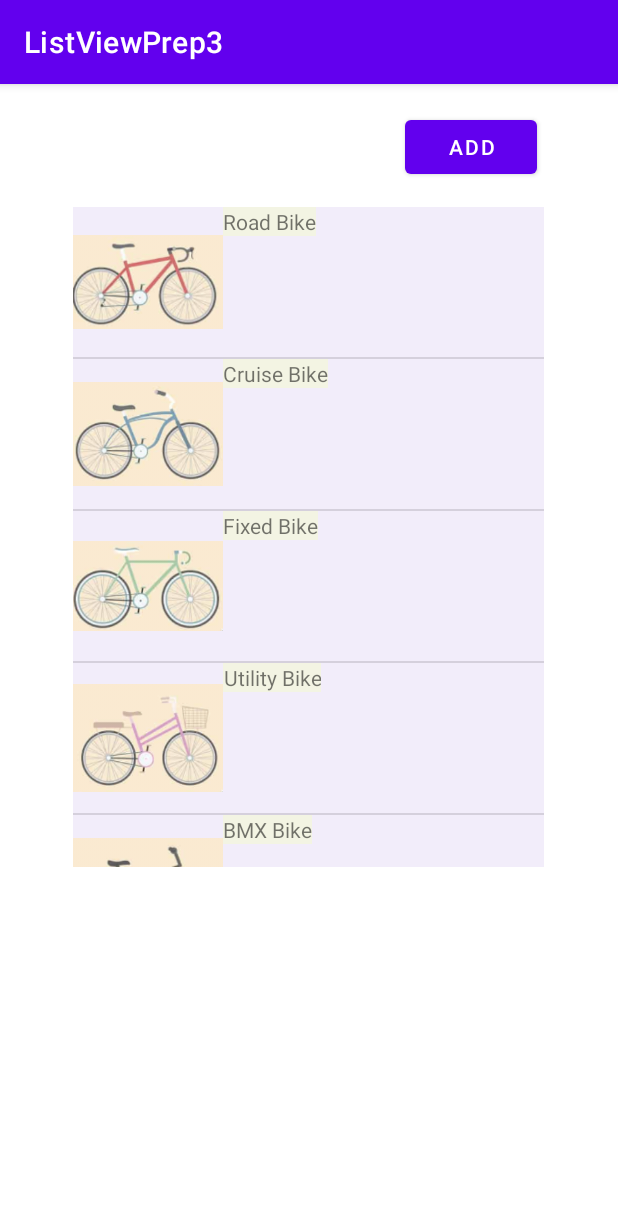
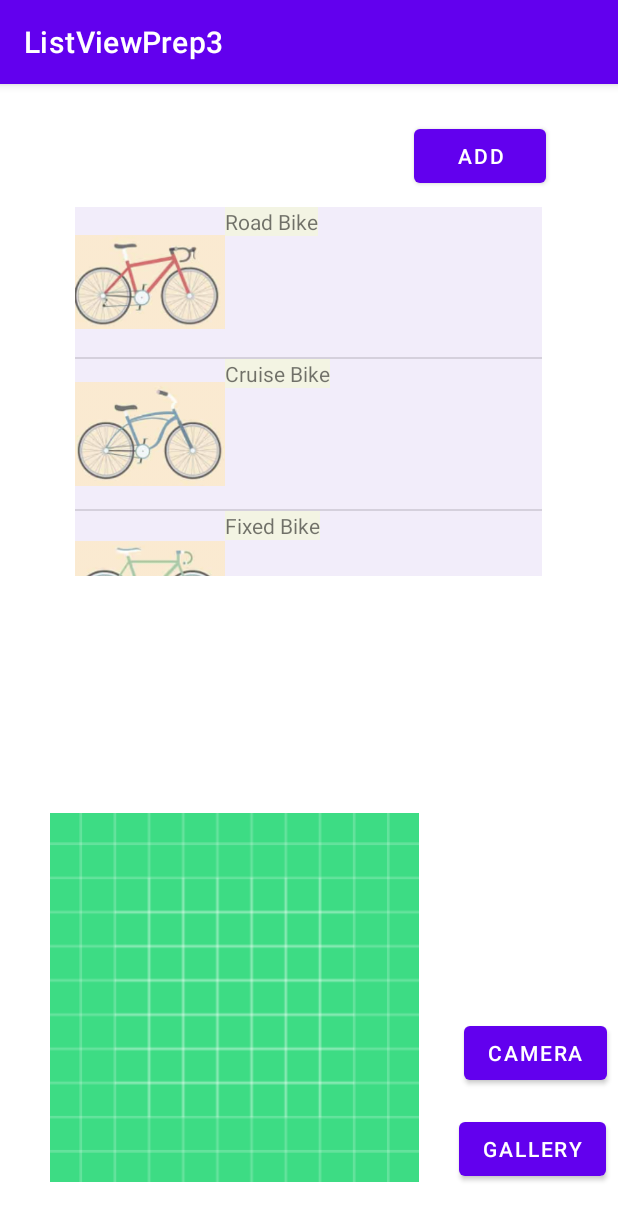
Before and after one commit to joneikholmkea/ListViewPrep3, an Android app: the screen it shows after launch (MainActivity), on a phone screen of 412 x 824 dp. Shown: the top 1221 px of the screen. Run offline under Robolectric (Android 15) with nearby library versions, the phone set to English and light mode, and no system bars; our stand-ins replace Firebase (no records; nobody signed in at launch, a user with empty details on screens opened directly).

Commit message:
capture image + upload to firebase storage

```diff
--- a/app/src/main/java/com/example/listviewprep3/MainActivity.java
+++ b/app/src/main/java/com/example/listviewprep3/MainActivity.java
@@ -1,22 +1,34 @@
 package com.example.listviewprep3;
 
+import static android.content.Intent.ACTION_PICK;
+
+import androidx.activity.result.ActivityResultLauncher;
+import androidx.activity.result.contract.ActivityResultContracts;
+import androidx.annotation.NonNull;
+import androidx.annotation.Nullable;
 import androidx.appcompat.app.AppCompatActivity;
+import androidx.core.app.ActivityCompat;
 
+import android.Manifest;
+import android.app.Activity;
 import android.content.Intent;
+import android.content.pm.PackageManager;
+import android.graphics.Bitmap;
+import android.graphics.drawable.BitmapDrawable;
 import android.os.Bundle;
-import android.widget.Adapter;
+import android.provider.MediaStore;
+import android.view.View;
 import android.widget.ArrayAdapter;
-import android.widget.BaseAdapter;
 import android.widget.ImageView;
-import android.widget.LinearLayout;
 import android.widget.ListView;
 import android.widget.TextView;
 
 import com.example.listviewprep3.adapter.MyAdapter;
 import com.example.listviewprep3.model.Item;
+import com.example.listviewprep3.repo.FirebaseService;
 
+import java.io.ByteArrayOutputStream;
 import java.util.ArrayList;
-import java.util.Arrays;
 import java.util.List;
 
 public class MainActivity extends AppCompatActivity {
@@ -25,11 +37,17 @@ public class MainActivity extends AppCompatActivity {
     private List<Item> names = new ArrayList();
     private ArrayAdapter<String> adapter;
     private MyAdapter myAdapter;
-
+    private FirebaseService fs;
+    private ActivityResultLauncher<Intent> launchGalleryForResult;
+    private ActivityResultLauncher<Intent> launchCameraForResult;
+    ImageView imageView;
     @Override
     protected void onCreate(Bundle savedInstanceState) {
         super.onCreate(savedInstanceState);
         setContentView(R.layout.activity_main);
+        fs = new FirebaseService();
+        imageView = findViewById(R.id.imageView);
+
         addItems();
         listView = findViewById(R.id.listView);
         //adapter = new ArrayAdapter<>(this, R.layout.myrow, R.id.textView, names);
@@ -43,7 +61,72 @@ public class MainActivity extends AppCompatActivity {
             intent.putExtra("image", image);
             startActivity(intent);
         });
+        createLaunchers();
     }
+
+    private void createLaunchers() {
+        launchGalleryForResult = registerForActivityResult(
+                new ActivityResultContracts.StartActivityForResult(),
+                result -> {
+                    if (result.getResultCode() == Activity.RESULT_OK) {
+                        Intent data = result.getData();
+                        imageView.setImageURI(data.getData());
+                        Bitmap bitmap = ((BitmapDrawable) imageView.getDrawable()).getBitmap();
+                        fs.saveImage(getBytes(bitmap));
+                    }
+                });
+        launchCameraForResult = registerForActivityResult(
+                new ActivityResultContracts.StartActivityForResult(),
+                result -> {
+                    if (result.getResultCode() == Activity.RESULT_OK) {
+                        Intent data = result.getData();
+                        Bitmap bitmap = (Bitmap) data.getExtras().get("data");
+                        bitmap = Bitmap.createScaledBitmap(bitmap, bitmap.getWidth(),
+                                    bitmap.getHeight(), true);
+                        imageView.setImageBitmap(bitmap);
+                        fs.saveImage(getBytes(bitmap));
+                    }
+                });
+    }
+
+    public void cameraBtnClicked(View view){
+        Intent intent = new Intent(MediaStore.ACTION_IMAGE_CAPTURE);
+        launchCameraForResult.launch(intent);
+    }
+
+
+    public void galleryBtnPressed(View view){
+        Intent intent = new Intent(ACTION_PICK, MediaStore.Images.Media.EXTERNAL_CONTENT_URI);
+        intent.setType("image/*");
+        launchGalleryForResult.launch(intent);
+        try{
+
+        }catch (Exception e){
+            System.out.println("error " + e.getMessage());
+        }
+    }
+
+    @NonNull
+    private byte[] getBytes(Bitmap bitmap) {
+        ByteArrayOutputStream baos = new ByteArrayOutputStream();
+        bitmap.compress(Bitmap.CompressFormat.JPEG, 100, baos);
+        return baos.toByteArray();
+    }
+
+//    @Override
+//    public void onRequestPermissionsResult(int requestCode, @NonNull String[] permissions, @NonNull int[] grantResults) {
+//        super.onRequestPermissionsResult(requestCode, permissions, grantResults);
+//        System.out.println("result from permission quest: ");
+//        if(grantResults.length > 0 && grantResults[0] == PackageManager.PERMISSION_GRANTED){
+//            System.out.println("YES, we may save !!");
+//        }
+//    }
+
+//    private void handlePermissionUpdate() {
+//        if(ActivityCompat.checkSelfPermission(this, Manifest.permission.WRITE_EXTERNAL_STORAGE) != PackageManager.PERMISSION_GRANTED){
+//            ActivityCompat.requestPermissions(this, new String[]{Manifest.permission.WRITE_EXTERNAL_STORAGE}, 1); //ask for p.
+//        }
+//    }
 
     private void addItems() {
         names.add(new Item("Road Bike", R.drawable.road));
--- a/app/src/main/java/com/example/listviewprep3/adapter/MyAdapter.java
+++ b/app/src/main/java/com/example/listviewprep3/adapter/MyAdapter.java
@@ -53,6 +53,7 @@ public class MyAdapter extends BaseAdapter {
         imageView.setImageResource(items.get(position).getImage());
         imageView.setTag(items.get(position).getImage());
         textView.setText(items.get(position).getText());
+
         return linearLayout;
     }
 }
--- /dev/null
+++ b/app/src/main/java/com/example/listviewprep3/repo/FirebaseService.java
@@ -0,0 +1,55 @@
+package com.example.listviewprep3.repo;
+
+import com.google.firebase.firestore.DocumentSnapshot;
+import com.google.firebase.firestore.FirebaseFirestore;
+import com.google.firebase.storage.FirebaseStorage;
+import com.google.firebase.storage.StorageReference;
+import com.google.firebase.storage.UploadTask;
+
+import java.util.HashMap;
+import java.util.Map;
+
+public class FirebaseService {
+
+    private FirebaseFirestore db = FirebaseFirestore.getInstance();
+    private FirebaseStorage storage = FirebaseStorage.getInstance();
+    private StorageReference storageRef;
+    private String collection = "notes";
+
+    public FirebaseService() {
+        storageRef = storage.getReference();
+        startListener();
+    }
+
+    public void saveImage(byte[] is){
+        StorageReference spaceRef = storageRef.child("space.jpg");
+        UploadTask uploadTask = spaceRef.putBytes(is);
+        uploadTask.addOnSuccessListener(taskSnapshot -> {
+            System.out.println("Success in upload to storage " + is.toString());
+            // taskSnapshot.getMetadata() contains file metadata such as size, content-type, etc.
+            // ...
+        });
+
+        uploadTask.addOnFailureListener(exception -> {
+            System.out.println("failed to upload to storage " + is.toString());
+        });
+    }
+
+    public void addData(){
+        System.out.println("firebase update() called");
+        Map<String, Object> data = new HashMap<>();
+        data.put("text", "greeting from Android");
+        db.collection(collection).document()
+                .set(data); // will overwrite if doc exist. Else create new doc. Use update() to avoid creating new doc.
+        // Use .set(data, SetOptions.merge()) to only update specified field, and leave the rest unchanged.
+    }
+
+    private void startListener(){
+        db.collection(collection).addSnapshotListener((value, error) -> {
+            System.out.println("items:");
+            for(DocumentSnapshot doc : value.getDocuments()){
+                System.out.println(doc.get("text"));
+            }
+        });
+    }
+}
--- a/app/src/main/res/layout/activity_main.xml
+++ b/app/src/main/res/layout/activity_main.xml
@@ -8,8 +8,8 @@
 
     <ListView
         android:id="@+id/listView"
-        android:layout_width="314dp"
-        android:layout_height="440dp"
+        android:layout_width="311dp"
+        android:layout_height="246dp"
         android:layout_marginStart="48dp"
         android:layout_marginTop="82dp"
         android:layout_marginEnd="49dp"
@@ -18,13 +18,46 @@
         app:layout_constraintStart_toStartOf="parent"
         app:layout_constraintTop_toTopOf="parent" />
 
+
     <Button
         android:id="@+id/button"
         android:layout_width="wrap_content"
         android:layout_height="wrap_content"
-        android:layout_marginTop="18dp"
-        android:layout_marginEnd="54dp"
+        android:layout_marginTop="24dp"
+        android:layout_marginEnd="48dp"
         android:text="Add"
         app:layout_constraintEnd_toEndOf="parent"
         app:layout_constraintTop_toTopOf="parent" />
+
+    <Button
+        android:id="@+id/camerabutton"
+        android:layout_width="wrap_content"
+        android:layout_height="wrap_content"
+        android:layout_marginEnd="7dp"
+        android:layout_marginBottom="16dp"
+        android:onClick="cameraBtnClicked"
+        android:text="Camera"
+        app:layout_constraintBottom_toTopOf="@+id/gallerybutton"
+        app:layout_constraintEnd_toEndOf="parent" />
+
+    <ImageView
+        android:id="@+id/imageView"
+        android:layout_width="246dp"
+        android:layout_height="247dp"
+        android:layout_marginStart="33dp"
+        android:layout_marginBottom="35dp"
+        app:layout_constraintBottom_toBottomOf="parent"
+        app:layout_constraintStart_toStartOf="parent"
+        app:srcCompat="@drawable/ic_launcher_background" />
+
+    <Button
+        android:id="@+id/gallerybutton"
+        android:layout_width="wrap_content"
+        android:layout_height="wrap_content"
+        android:layout_marginEnd="8dp"
+        android:layout_marginBottom="34dp"
+        android:onClick="galleryBtnPressed"
+        android:text="Gallery"
+        app:layout_constraintBottom_toBottomOf="parent"
+        app:layout_constraintEnd_toEndOf="parent" />
 </androidx.constraintlayout.widget.ConstraintLayout>
--- a/settings.gradle
+++ b/settings.gradle
@@ -1,3 +1,6 @@
+import org.gradle.api.initialization.resolve.RepositoriesMode
+// fix problem with new structure: https://stackoverflow.com/questions/69163511/build-was-configured-to-prefer-settings-repositories-over-project-repositories-b
+
 pluginManagement {
     repositories {
         google()
@@ -6,10 +9,11 @@ pluginManagement {
     }
 }
 dependencyResolutionManagement {
-    repositoriesMode.set(RepositoriesMode.FAIL_ON_PROJECT_REPOS)
+    repositoriesMode.set(RepositoriesMode.PREFER_SETTINGS)  // change to this
     repositories {
         google()
         mavenCentral()
+        maven { url 'https://jitpack.io' }  // and add this line
     }
 }
 rootProject.name = "ListViewPrep3"
```
Also changed, not shown: app/build.gradle (+15 -2 lines), build.gradle (+29 -0 lines).
